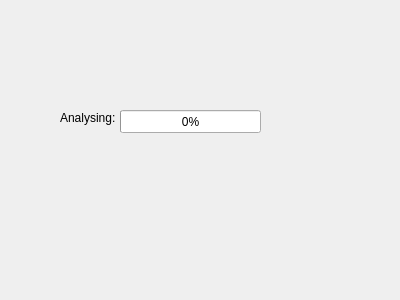
The window that SubScraperGUI/Diagnostics.ui (lkelly451/SubScraperGUI) describes before a commit, drawn with Qt 5.
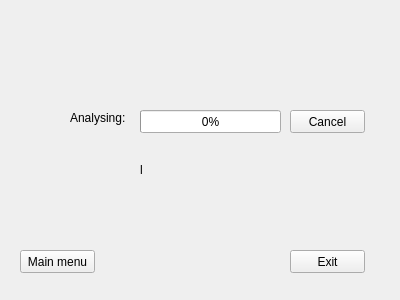
The same window after the commit.

Commit message: ProgressBar now tracks all of video.getSubtitles. Added Exit and Main Menu buttons to Diagnostics. Added output file link to Diagnostics. Cancel button groundwork laid, but not working.

```diff
--- a/SubScraperGUI/Diagnostics.ui
+++ b/SubScraperGUI/Diagnostics.ui
@@ -16,7 +16,7 @@
   <widget class="QProgressBar" name="progressBar">
    <property name="geometry">
     <rect>
-     <x>120</x>
+     <x>140</x>
      <y>110</y>
      <width>141</width>
      <height>23</height>
@@ -29,7 +29,7 @@
   <widget class="QLabel" name="progressBarLabel">
    <property name="geometry">
     <rect>
-     <x>60</x>
+     <x>70</x>
      <y>110</y>
      <width>61</width>
      <height>16</height>
@@ -39,6 +39,58 @@
     <string>Analysing:</string>
    </property>
   </widget>
+  <widget class="QLabel" name="outputLabel">
+   <property name="geometry">
+    <rect>
+     <x>140</x>
+     <y>160</y>
+     <width>111</width>
+     <height>20</height>
+    </rect>
+   </property>
+   <property name="text">
+    <string>l</string>
+   </property>
+  </widget>
+  <widget class="QPushButton" name="exitButton">
+   <property name="geometry">
+    <rect>
+     <x>290</x>
+     <y>250</y>
+     <width>75</width>
+     <height>23</height>
+    </rect>
+   </property>
+   <property name="text">
+    <string>Exit</string>
+   </property>
+  </widget>
+  <widget class="QPushButton" name="mainButton">
+   <property name="geometry">
+    <rect>
+     <x>20</x>
+     <y>250</y>
+     <width>75</width>
+     <height>23</height>
+    </rect>
+   </property>
+   <property name="text">
+    <string>Main menu</string>
+   </property>
+  </widget>
+  <widget class="QPushButton" name="cancelButton">
+   <property name="geometry">
+    <rect>
+     <x>290</x>
+     <y>110</y>
+     <width>75</width>
+     <height>23</height>
+    </rect>
+   </property>
+   <property name="text">
+    <string>Cancel</string>
+   </property>
+  </widget>
  </widget>
  <layoutdefault spacing="6" margin="11"/>
  <resources/>
```
The commit also changes 8 other files.
